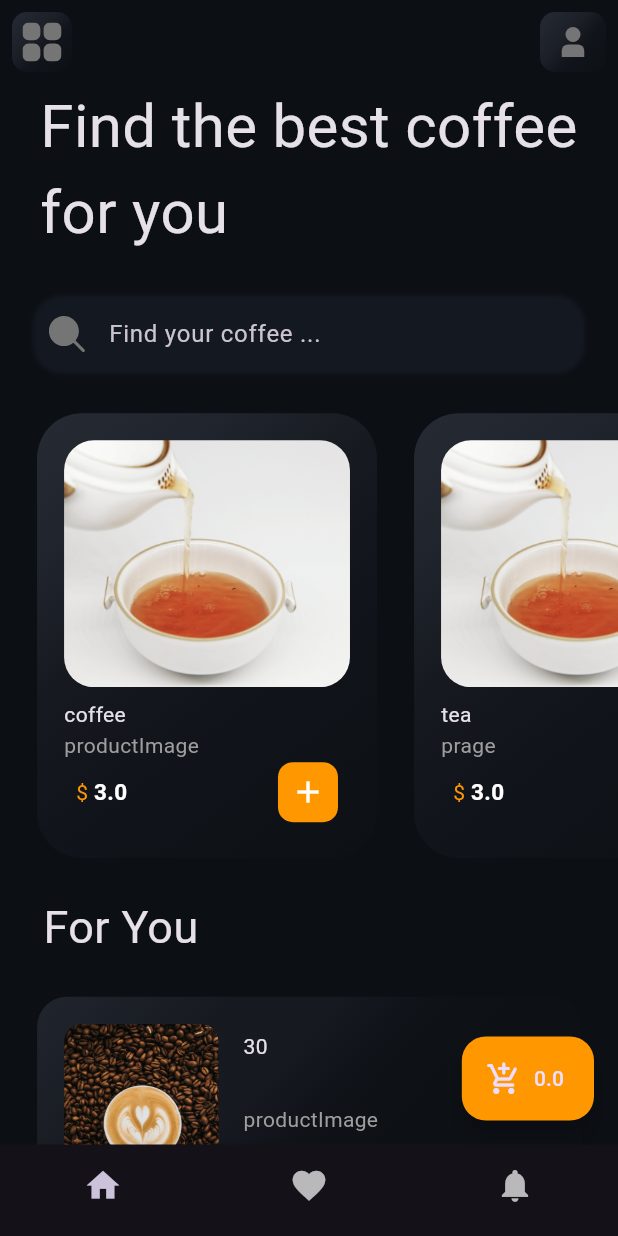
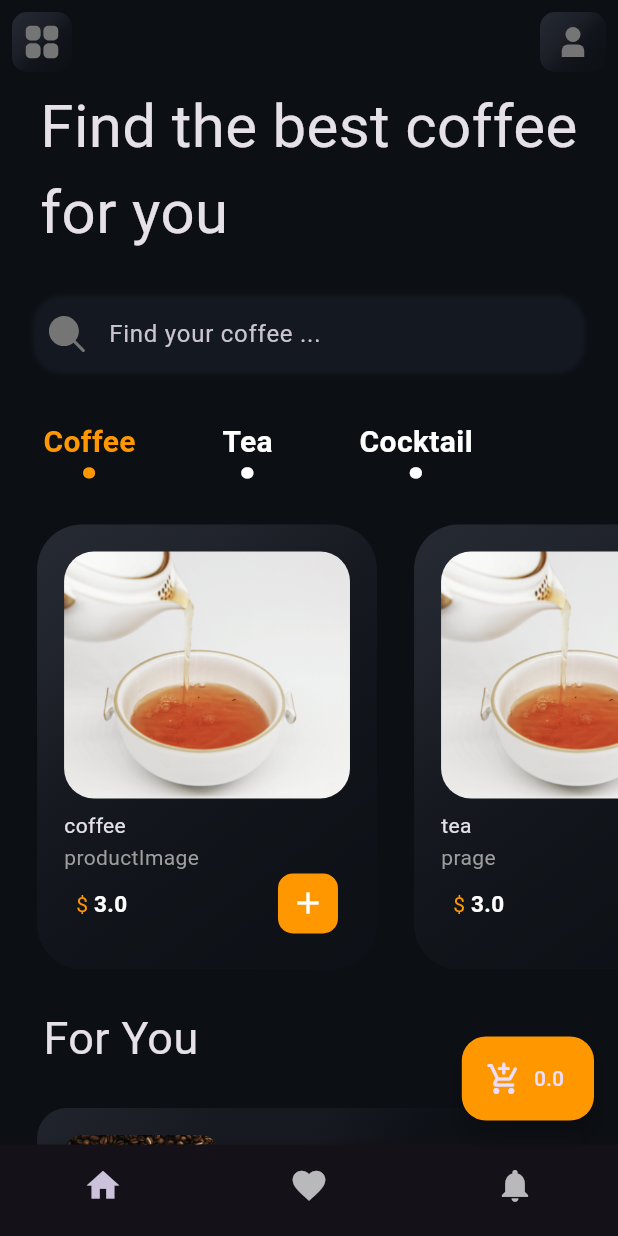
Before and after one commit to MERakram/tea_salon, a Flutter app: the screen it shows after launch, on a phone screen of 412 x 824 dp. Run offline on Flutter 3.47's test engine with Material 2 defaults, Android fonts, the phone set to English and light mode, and no system bars; our stand-ins replace firebase_auth, firebase_core, flutter_svg, get; accounts and stored records are empty.

Commit message:
added types of drinks

```diff
--- /dev/null
+++ b/lib/components/drink_type_cards.dart
@@ -0,0 +1,54 @@
+import 'package:flutter/material.dart';
+
+class Drink_type extends StatelessWidget {
+  final String drink_type;
+  final bool isSelected;
+  final VoidCallback onTap;
+
+  Drink_type(
+      {required this.drink_type,
+      required this.isSelected,
+      required this.onTap});
+
+  @override
+  Widget build(BuildContext context) {
+    Size size = MediaQuery.of(context).size;
+    double height = size.height;
+    double width = size.width;
+    // TODO: implement build
+    return InkWell(
+      borderRadius: BorderRadius.circular(15),
+      onTap: onTap,
+      child: Container(
+          margin: EdgeInsets.only(
+            left: width * 0.07,
+            right: width * 0.07,
+            top: height * 0.006,
+          ),
+          child: Stack(
+            alignment: Alignment.topCenter,
+            children: [
+              Positioned(
+                child: Text(
+                  drink_type,
+                  style: TextStyle(
+                      fontSize: 20,
+                      fontWeight: FontWeight.bold,
+                      color: isSelected ? Colors.orange : Colors.white),
+                ),
+              ),
+              Positioned(
+                top: -15,
+                child: Text(
+                  '.',
+                  style: TextStyle(
+                      fontSize: 50,
+                      fontWeight: FontWeight.bold,
+                      color: isSelected ? Colors.orange : Colors.white),
+                ),
+              ),
+            ],
+          )),
+    );
+  }
+}
--- a/lib/pages/home_page.dart
+++ b/lib/pages/home_page.dart
@@ -2,13 +2,12 @@
 import 'package:flutter/material.dart';
 import 'package:flutter_svg/flutter_svg.dart';
 import 'package:get/get.dart';
+import 'package:tea_salon/components/drink_type_cards.dart';
 import 'package:tea_salon/controllers/Add_to_wishlist.dart';
 import 'package:tea_salon/controllers/Fetch_Special_Offers.dart';
 import 'package:tea_salon/pages/favorite_page.dart';
 import 'package:tea_salon/pages/notification_page.dart';
 import 'package:tea_salon/pages/profilelanding.dart';
-
-import '../components/Gradient_outline.dart';
 import '../components/horizontal_coffee_card.dart';
 import '../components/vertical_coffee_cards.dart';
 import '../controllers/Fetch_Latest_Offers.dart';
@@ -24,6 +23,22 @@ class HomePage extends StatefulWidget {
 }
 
 class _HomePageState extends State<HomePage> {
+  final List TypesList = [
+  //[type,status]
+    [
+      'Coffee',
+      true,
+    ],
+    [
+      'Tea',
+      false,
+    ],
+    [
+      'Cocktail',
+      false,
+    ],
+  ];
+
   int _selectedIndex = 0;
   static List<Widget> _widgetOptions = <Widget>[
     HomePage(),
@@ -36,10 +51,20 @@ class _HomePageState extends State<HomePage> {
       _selectedIndex = index;
     });
   }
+  void type_selected(int index) {
+    setState(() {
+      for(int i=0;i<TypesList.length;i++){
+        TypesList[i][1]=false;
+      }
+      TypesList[index][1]=true;
+    });
+  }
 
   @override
   Widget build(BuildContext context) {
-    Size size = MediaQuery.of(context).size;
+    Size size = MediaQuery
+        .of(context)
+        .size;
     double height = size.height;
     double width = size.width;
     return GestureDetector(
@@ -56,7 +81,7 @@ class _HomePageState extends State<HomePage> {
           appBar: AppBar(
             leading: InkWell(
               borderRadius: BorderRadius.circular(15),
-              onTap:()=>Get.to(ProfileLanding()),
+              onTap: () => Get.to(ProfileLanding()),
               child: Container(
                 margin: EdgeInsets.all(8),
                 decoration: BoxDecoration(
@@ -75,7 +100,7 @@ class _HomePageState extends State<HomePage> {
                   borderRadius: BorderRadius.circular(10),
                 ),
                 child: Padding(
-                  padding: const EdgeInsets.all(7.0),
+                  padding: const EdgeInsets.all(9.0),
                   child: SvgPicture.asset(
                     'assets/images/apps.svg',
                     color: Colors.grey[600],
@@ -87,7 +112,7 @@ class _HomePageState extends State<HomePage> {
             actions: [
               InkWell(
                 borderRadius: BorderRadius.circular(15),
-                onTap:()=>Get.to(ProfileLanding()),
+                onTap: () => Get.to(ProfileLanding()),
                 child: Container(
                   margin: EdgeInsets.all(8),
                   decoration: BoxDecoration(
@@ -154,7 +179,6 @@ class _HomePageState extends State<HomePage> {
                   color: Colors.transparent,
                   boxShadow: [
                     BoxShadow(
-                      // color: const Color(0xFF777676).withOpacity(0.1),
                       color: const Color(0xFF141921).withOpacity(1),
                       spreadRadius: -2,
                       blurRadius: 2,
@@ -184,6 +208,27 @@ class _HomePageState extends State<HomePage> {
                     ),
                     hintText: 'Find your coffee ...',
                   ),
+                ),
+              ),
+              SizedBox(
+                height: height * 0.03,
+              ),
+              Container(
+                height: height * 0.06,
+                // color: Colors.red,
+                child: ListView.builder(
+                  shrinkWrap: true,
+                  itemCount: TypesList.length,
+                  physics: const BouncingScrollPhysics(parent: null),
+                  scrollDirection: Axis.horizontal,
+                  itemBuilder: (BuildContext context, int index) {
+                    return Drink_type(
+                      drink_type: TypesList[index][0],
+                      isSelected: TypesList[index][1],
+                      onTap: () {
+                        type_selected(index);
+                      },);
+                  },
                 ),
               ),
               SizedBox(
```
